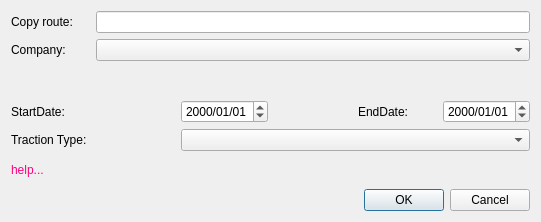
Qt form mapper_app/ui/dialogcopyroute.ui (allenck/mapper) before a commit.
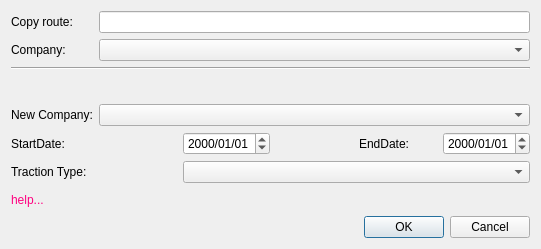
The same form after that commit. Custom widgets are drawn as their Qt base class.

Commit message: remove unneded columns from routename

The edit to the form file:
```diff
--- a/mapper_app/ui/dialogcopyroute.ui
+++ b/mapper_app/ui/dialogcopyroute.ui
@@ -7,14 +7,52 @@
     <x>0</x>
     <y>0</y>
     <width>541</width>
-    <height>222</height>
+    <height>249</height>
    </rect>
   </property>
   <property name="windowTitle">
    <string>Copy Route</string>
   </property>
   <layout class="QGridLayout" name="gridLayout">
-   <item row="7" column="3" colspan="3">
+   <item row="2" column="1">
+    <widget class="QLabel" name="label_2">
+     <property name="text">
+      <string>Company:</string>
+     </property>
+    </widget>
+   </item>
+   <item row="2" column="2" colspan="5">
+    <widget class="QComboBox" name="cbCompany"/>
+   </item>
+   <item row="6" column="6">
+    <widget class="QDateEdit" name="dateEnd">
+     <property name="displayFormat">
+      <string>yyyy/MM/dd</string>
+     </property>
+    </widget>
+   </item>
+   <item row="6" column="3">
+    <widget class="QDateEdit" name="dateStart">
+     <property name="displayFormat">
+      <string>yyyy/MM/dd</string>
+     </property>
+    </widget>
+   </item>
+   <item row="6" column="5">
+    <widget class="QLabel" name="label_4">
+     <property name="text">
+      <string>EndDate:</string>
+     </property>
+    </widget>
+   </item>
+   <item row="1" column="1">
+    <widget class="QLabel" name="label">
+     <property name="text">
+      <string>Copy route:</string>
+     </property>
+    </widget>
+   </item>
+   <item row="9" column="4" colspan="3">
     <widget class="QDialogButtonBox" name="buttonBox">
      <property name="orientation">
       <enum>Qt::Orientation::Horizontal</enum>
@@ -24,41 +62,24 @@
      </property>
     </widget>
    </item>
-   <item row="5" column="2" colspan="4">
-    <widget class="QComboBox" name="cbTractionType"/>
-   </item>
-   <item row="4" column="0" colspan="2">
-    <widget class="QLabel" name="label_3">
-     <property name="text">
-      <string>StartDate:</string>
+   <item row="3" column="1" colspan="6">
+    <widget class="Line" name="line">
+     <property name="orientation">
+      <enum>Qt::Orientation::Horizontal</enum>
      </property>
     </widget>
    </item>
-   <item row="2" column="0">
-    <widget class="QLabel" name="label_2">
-     <property name="text">
-      <string>Company:</string>
-     </property>
-    </widget>
-   </item>
-   <item row="3" column="0" colspan="6">
-    <widget class="RouteNameWidget" name="rnw" native="true"/>
-   </item>
-   <item row="5" column="0" colspan="2">
+   <item row="7" column="1" colspan="2">
     <widget class="QLabel" name="label_6">
      <property name="text">
       <string>Traction Type:</string>
      </property>
     </widget>
    </item>
-   <item row="4" column="4">
-    <widget class="QLabel" name="label_4">
-     <property name="text">
-      <string>EndDate:</string>
-     </property>
-    </widget>
+   <item row="4" column="1" colspan="6">
+    <widget class="RouteNameWidget" name="rnw" native="true"/>
    </item>
-   <item row="6" column="0" colspan="6">
+   <item row="8" column="1" colspan="6">
     <widget class="QLabel" name="lblHelp">
      <property name="palette">
       <palette>
@@ -102,33 +123,29 @@
      </property>
     </widget>
    </item>
-   <item row="2" column="1" colspan="5">
-    <widget class="QComboBox" name="cbCompany"/>
-   </item>
-   <item row="4" column="5">
-    <widget class="QDateEdit" name="dateEnd">
-     <property name="displayFormat">
-      <string>yyyy/MM/dd</string>
-     </property>
-    </widget>
-   </item>
-   <item row="1" column="0">
-    <widget class="QLabel" name="label">
-     <property name="text">
-      <string>Copy route:</string>
-     </property>
-    </widget>
-   </item>
-   <item row="4" column="2">
-    <widget class="QDateEdit" name="dateStart">
-     <property name="displayFormat">
-      <string>yyyy/MM/dd</string>
-     </property>
-    </widget>
-   </item>
-   <item row="1" column="1" colspan="5">
+   <item row="1" column="2" colspan="5">
     <widget class="QLineEdit" name="txtRouteName"/>
    </item>
+   <item row="7" column="3" colspan="4">
+    <widget class="QComboBox" name="cbTractionType"/>
+   </item>
+   <item row="6" column="1" colspan="2">
+    <widget class="QLabel" name="label_3">
+     <property name="text">
+      <string>StartDate:</string>
+     </property>
+    </widget>
+   </item>
+   <item row="5" column="1">
+    <widget class="QLabel" name="label_5">
+     <property name="text">
+      <string>New Company:</string>
+     </property>
+    </widget>
+   </item>
+   <item row="5" column="2" colspan="5">
+    <widget class="QComboBox" name="cbNewCompany"/>
+   </item>
   </layout>
  </widget>
  <customwidgets>
```
The commit also changes 20 other files.
